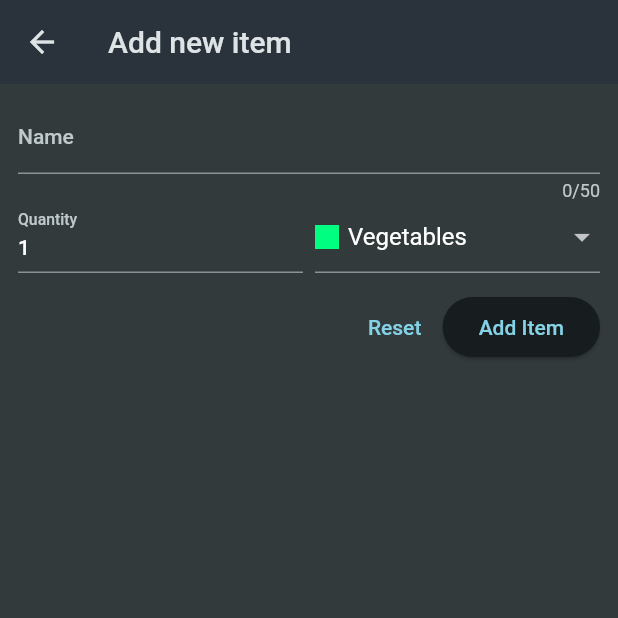
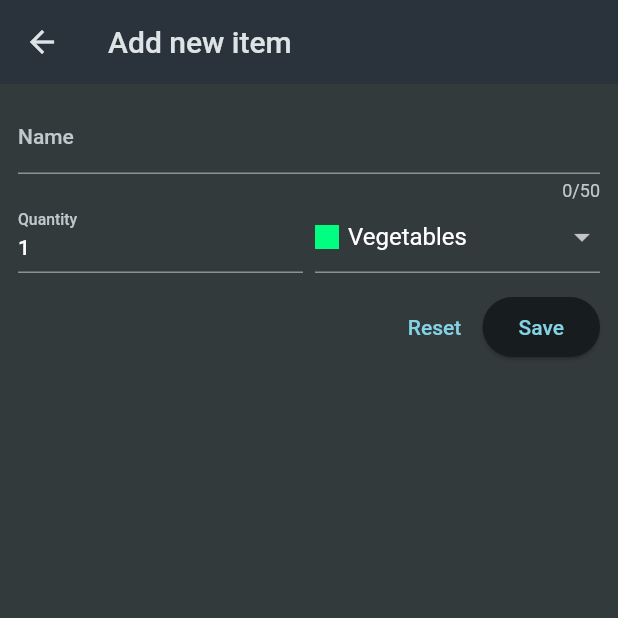
Before and after one commit to vicentedpsantos/shopping_list_flutter, a Flutter app: the screen it shows after launch, after a tap on the "add" icon, on a phone screen of 412 x 824 dp, the top half of it. Run offline on Flutter 3.47's test engine with Material 2 defaults, Android fonts, the phone set to English and light mode, and no system bars; network calls fail.

```diff
--- a/lib/widgets/grocery_list.dart
+++ b/lib/widgets/grocery_list.dart
@@ -13,6 +13,7 @@ class GroceryList extends StatefulWidget {
 
 class _GroceryListState extends State<GroceryList> {
   List<GroceryItem> _groceryItems = [];
+  var isLoading = true;
 
   @override
   void initState() {
@@ -26,6 +27,7 @@ class _GroceryListState extends State<GroceryList> {
 
     setState(() {
       _groceryItems = builtGroceryItems;
+      isLoading = false;
     });
   }
 
@@ -36,7 +38,9 @@ class _GroceryListState extends State<GroceryList> {
       ),
     );
 
-    if (newItem == null) { return; }
+    if (newItem == null) {
+      return;
+    }
 
     setState(() {
       _groceryItems.add(newItem);
@@ -54,6 +58,12 @@ class _GroceryListState extends State<GroceryList> {
     Widget content = const Center(
       child: Text('No items added yet...'),
     );
+
+    if (isLoading) {
+      content = const Center(
+        child: CircularProgressIndicator(),
+      );
+    }
 
     if (_groceryItems.isNotEmpty) {
       content = ListView.builder(
--- a/lib/widgets/new_item.dart
+++ b/lib/widgets/new_item.dart
@@ -18,10 +18,14 @@ class _NewItemState extends State<NewItem> {
   var _enteredName = '';
   var _enteredQuantity = 1;
   var _selectedCategory = categories[Categories.vegetables]!;
+  var _isSending = false;
 
   void _saveItem() async {
     if (_formKey.currentState!.validate()) {
       _formKey.currentState!.save();
+      setState(() {
+        _isSending = true;
+      });
 
       GroceryItem newItem = GroceryItem(
         name: _enteredName,
@@ -122,14 +126,22 @@ class _NewItemState extends State<NewItem> {
                 mainAxisAlignment: MainAxisAlignment.end,
                 children: [
                   TextButton(
-                    onPressed: () {
-                      _formKey.currentState!.reset();
-                    },
+                    onPressed: _isSending
+                        ? null
+                        : () {
+                            _formKey.currentState!.reset();
+                          },
                     child: const Text('Reset'),
                   ),
                   ElevatedButton(
-                    onPressed: _saveItem,
-                    child: const Text('Add Item'),
+                    onPressed: _isSending ? null : _saveItem,
+                    child: _isSending
+                        ? const SizedBox(
+                            height: 16,
+                            width: 16,
+                            child: CircularProgressIndicator(),
+                          )
+                        : const Text('Save'),
                   ),
                 ],
               ),
```
